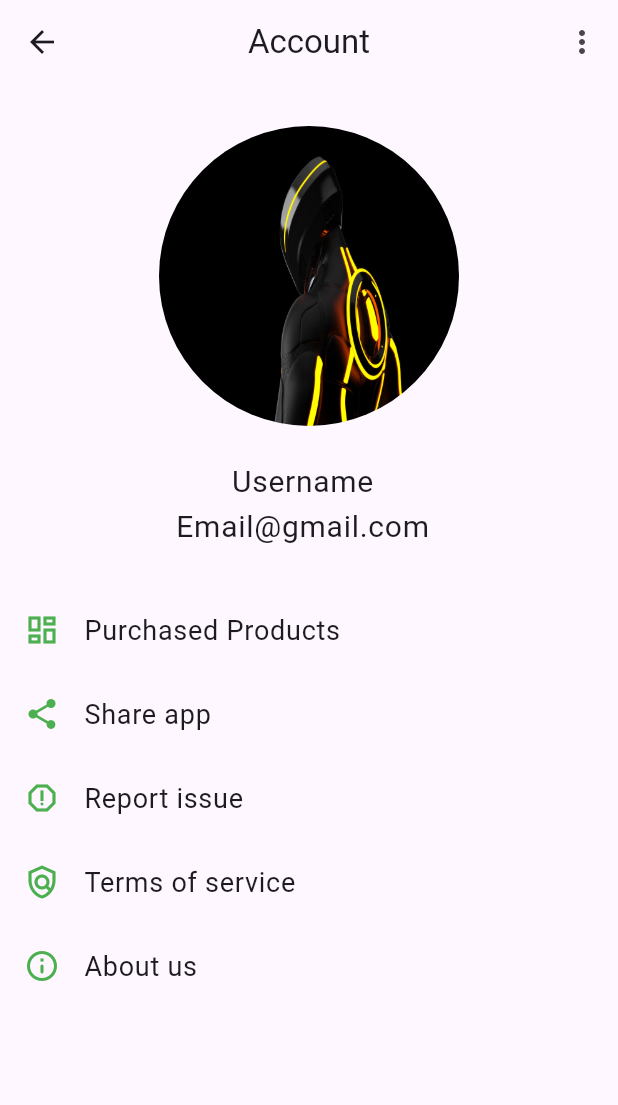
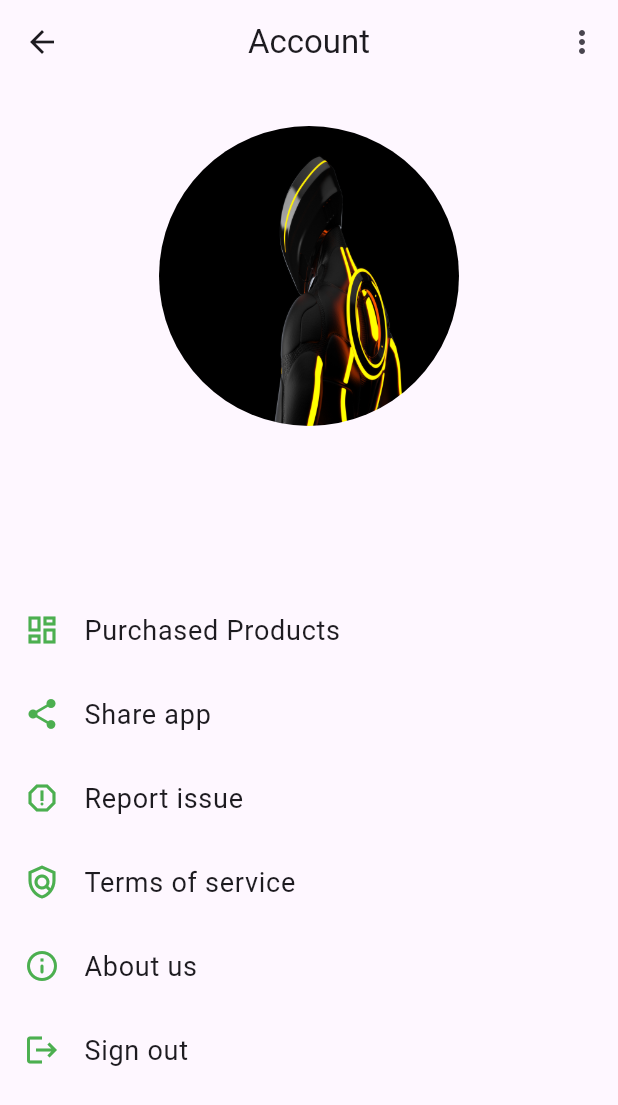
Before and after one commit to SamuelWakoli/Moval-Enterprise, a Flutter app: the AccountPage screen opened directly, after a tap on "Share app", on a phone screen of 412 x 824 dp. Shown: the top 1105 px of the screen. Run offline on Flutter 3.47's test engine with Material 2 defaults, Android fonts, the phone set to English and light mode, and no system bars; our stand-ins replace cached_network_image, firebase_auth, firebase_core, firebase_storage, image_picker, share; missing offline and left inert: firebase_ui_oauth_google; accounts and stored records are empty; generated files the repository leaves out were written again; statements that could not run were skipped.

Commit message:
can share app download link, and user can sign out.

```diff
--- a/lib/pages/account.dart
+++ b/lib/pages/account.dart
@@ -1,3 +1,4 @@
+import 'package:firebase_auth/firebase_auth.dart';
 import 'package:flutter/material.dart';
 import 'package:moval/pages/about_us.dart';
 import 'package:moval/pages/edit_profile_img.dart';
@@ -6,6 +7,7 @@ import 'package:moval/pages/purchased_products.dart';
 import 'package:moval/pages/report_issue.dart';
 import 'package:moval/pages/terms_of_service.dart';
 import 'package:moval/utils/navigation.dart';
+import 'package:share/share.dart';
 
 class AccountPage extends StatefulWidget {
   const AccountPage({Key? key}) : super(key: key);
@@ -17,18 +19,16 @@ class AccountPage extends StatefulWidget {
 class _AccountPageState extends State<AccountPage> {
   double tileFontSize = 18.0;
 
-  // TODO: add username and email to the account page
-  // String userEmail = FirebaseAuth.instance.currentUser!.email.toString();
-  // String username = FirebaseAuth.instance.currentUser!.displayName.toString();
+  String userEmail = FirebaseAuth.instance.currentUser!.email.toString();
+  String username = FirebaseAuth.instance.currentUser!.displayName.toString();
 
   /// shares data to other apps
   _onShareData(context, text, subject) async {
     final RenderBox box = context.findRenderObject();
     {
-      //TODO: fix the share function
-      // await Share.share(text,
-      //     subject: subject,
-      //     sharePositionOrigin: box.localToGlobal(Offset.zero) & box.size);
+      await Share.share(text,
+          subject: subject,
+          sharePositionOrigin: box.localToGlobal(Offset.zero) & box.size);
     }
   }
 
@@ -79,10 +79,10 @@ class _AccountPageState extends State<AccountPage> {
               ),
             ),
             const SizedBox(height: 14.0),
-            const ListTile(
+            ListTile(
               title: Text(
-                "Username\nEmail@gmail.com",
-                style: TextStyle(fontSize: 20),
+                "$username\n$userEmail",
+                style: const TextStyle(fontSize: 20),
                 textAlign: TextAlign.center,
               ),
             ),
@@ -155,6 +155,46 @@ class _AccountPageState extends State<AccountPage> {
                 nextPage(context: context, page: const AboutUs());
               },
             ),
+            ListTile(
+              title: Text(
+                "Sign out",
+                style: TextStyle(fontSize: tileFontSize),
+              ),
+              leading: Icon(
+                Icons.logout,
+                color: Theme.of(context).primaryColor,
+              ),
+              onTap: () {
+                showDialog(
+                    context: context,
+                    builder: (ctx) {
+                      return AlertDialog(
+                        icon: Icon(
+                          Icons.logout,
+                          color: Theme.of(context).primaryColor,
+                        ),
+                        title: const Text("Sign Out"),
+                        content:
+                            const Text("Are you sure you want to sign out?"),
+                        actions: [
+                          TextButton(
+                              onPressed: () {
+                                Navigator.pop(ctx);
+                                FirebaseAuth.instance.signOut();
+                                Navigator.popUntil(
+                                    context, (route) => route.isFirst);
+                              },
+                              child: const Text("Okay")),
+                          TextButton(
+                              onPressed: () {
+                                Navigator.pop(ctx);
+                              },
+                              child: const Text("Cancel")),
+                        ],
+                      );
+                    });
+              },
+            ),
           ],
         ),
       ),
```
